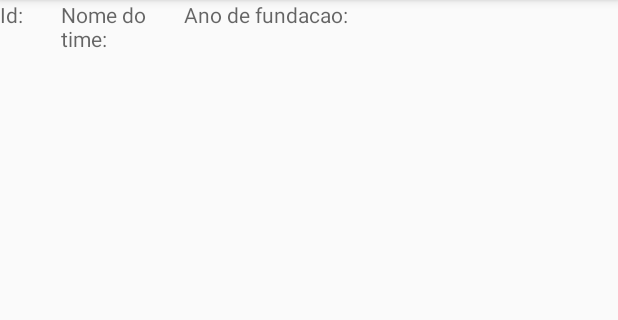
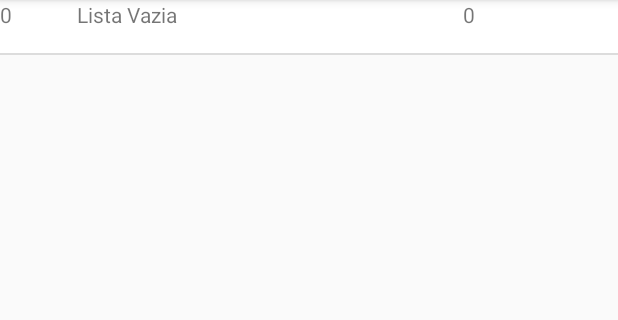
Before and after one commit to LeonardoCesca/soccer-app, an Android app: the ListaActivity screen opened directly, with no data from a screen before it, on a phone screen of 412 x 824 dp, the part 84-404 px from its top. Run offline under Robolectric (Android 15) with nearby library versions, the phone set to English and light mode, and no system bars.

Commit message:
FIX bugs

```diff
--- a/app/src/main/AndroidManifest.xml
+++ b/app/src/main/AndroidManifest.xml
@@ -9,7 +9,8 @@
         android:roundIcon="@mipmap/ic_launcher_round"
         android:supportsRtl="true"
         android:theme="@style/AppTheme">
-        <activity android:name=".ListaActivity"></activity>
+        <activity android:name=".times"></activity>
+        <activity android:name=".ListaActivity" />
         <activity android:name=".TeamActivity" />
         <activity android:name=".PlayerActivity" />
         <activity
--- a/app/src/main/java/com/example/soccerapp/Banco.java
+++ b/app/src/main/java/com/example/soccerapp/Banco.java
@@ -6,7 +6,7 @@ import android.database.sqlite.SQLiteOpenHelper;
 
 public class Banco extends SQLiteOpenHelper {
 
-    private static final int VERSAO = 1;
+    private static final int VERSAO = 2;
     private static final String NOME = "SoccerApp";
 
     public Banco(Context contexto){
@@ -17,6 +17,7 @@ public class Banco extends SQLiteOpenHelper {
     public void onCreate(SQLiteDatabase sqLiteDatabase) {
         sqLiteDatabase.execSQL( "CREATE TABLE IF NOT EXISTS jogadores ( " +
                 " id INTEGER NOT NULL PRIMARY KEY AUTOINCREMENT , "  +
+                " idTime INTEGER ," +
                 " nome TEXT ," +
                 " sobrenome TEXT ," +
                 " numero_camiseta TEXT );" );
@@ -30,6 +31,6 @@ public class Banco extends SQLiteOpenHelper {
 
     @Override
     public void onUpgrade(SQLiteDatabase sqLiteDatabase, int i, int i1) {
-
+        sqLiteDatabase.execSQL( "DROP TABLE jogadores");
     }
 }
--- a/app/src/main/java/com/example/soccerapp/ListaActivity.java
+++ b/app/src/main/java/com/example/soccerapp/ListaActivity.java
@@ -13,13 +13,12 @@ import java.util.List;
 
 public class ListaActivity extends AppCompatActivity {
 
-
     private ListView lvTimes;
 
     @Override
     protected void onCreate(Bundle savedInstanceState) {
         super.onCreate(savedInstanceState);
-        setContentView(R.layout.activity_lista);
+        setContentView(R.layout.activity_times);
 
         lvTimes = findViewById(R.id.lvTimes);
 
@@ -57,8 +56,6 @@ public class ListaActivity extends AppCompatActivity {
 private void carregarLista(){
         List<Time> listaTimes = TimeDAO.getTime(this);
 
-
-
         if (listaTimes.size()==0){
         lvTimes.setEnabled(false);
         Time fake = new Time();
@@ -71,5 +68,6 @@ public class ListaActivity extends AppCompatActivity {
         }
 
         AdapterTime adapterTime = new AdapterTime(this, listaTimes);
+        lvTimes.setAdapter(adapterTime);
         }
         }
--- a/app/src/main/java/com/example/soccerapp/MainActivity.java
+++ b/app/src/main/java/com/example/soccerapp/MainActivity.java
@@ -26,6 +26,8 @@ public class MainActivity extends AppCompatActivity {
         setContentView(R.layout.activity_main);
 
         criarJogadorBtn = (Button) findViewById(R.id.criarJogadorBtn);
+        mostrarTimeBtn = (Button) findViewById(R.id.mostrarTimeBtn);
+
 
         criarJogadorBtn.setOnClickListener(new View.OnClickListener() {
             @Override
--- a/app/src/main/java/com/example/soccerapp/TimeDAO.java
+++ b/app/src/main/java/com/example/soccerapp/TimeDAO.java
@@ -46,7 +46,7 @@ public class TimeDAO {
         Banco banco = new Banco(contexto);
         SQLiteDatabase db = banco.getReadableDatabase();
 
-        Cursor cursor = db.rawQuery("SELECT * FROM times ORDER BY nome",null);
+        Cursor cursor = db.rawQuery("SELECT * FROM times ORDER BY nomeTime",null);
         if ( cursor.getCount() > 0 ){
             cursor.moveToFirst();
             do{
--- a/app/src/main/res/layout/activity_lista.xml
+++ b/app/src/main/res/layout/activity_lista.xml
@@ -1,5 +1,5 @@
 <?xml version="1.0" encoding="utf-8"?>
-<androidx.constraintlayout.widget.ConstraintLayout xmlns:android="http://schemas.android.com/apk/res/android"
+<LinearLayout xmlns:android="http://schemas.android.com/apk/res/android"
     xmlns:app="http://schemas.android.com/apk/res-auto"
     xmlns:tools="http://schemas.android.com/tools"
     android:layout_width="match_parent"
@@ -8,10 +8,6 @@
     tools:context=".MainActivity"
     android:id="@+id/layoutTime"
     tools:showIn="@layout/activity_lista">
-
-    <LinearLayout
-        android:layout_width="match_parent"
-        android:layout_height="wrap_content">
 
 
 
@@ -25,17 +21,17 @@
     <TextView
         android:layout_width="0dp"
         android:layout_height="wrap_content"
-        android:layout_weight="2"
+        android:layout_weight="5"
         android:id="@+id/tvListaNomeTime"
         android:hint="Nome do time: "/>
 
     <TextView
         android:layout_width="0dp"
         android:layout_height="wrap_content"
-        android:layout_weight="7"
+        android:layout_weight="2"
         android:id="@+id/tvListaAnoFundacao"
         android:hint="Ano de fundacao: "/>
 
-    </LinearLayout>
 
-</androidx.constraintlayout.widget.ConstraintLayout>
+
+</LinearLayout>
--- /dev/null
+++ b/app/src/main/res/layout/activity_times.xml
@@ -0,0 +1,16 @@
+<?xml version="1.0" encoding="utf-8"?>
+<androidx.constraintlayout.widget.ConstraintLayout xmlns:android="http://schemas.android.com/apk/res/android"
+    xmlns:app="http://schemas.android.com/apk/res-auto"
+    xmlns:tools="http://schemas.android.com/tools"
+    android:layout_width="match_parent"
+    android:layout_height="match_parent"
+    tools:context=".times">
+
+    <ListView
+        android:layout_width="match_parent"
+        android:layout_height="match_parent"
+        android:id="@+id/lvTimes">
+
+    </ListView>
+
+</androidx.constraintlayout.widget.ConstraintLayout>
```
Also changed, not shown: app/src/main/java/com/example/soccerapp/Jogador.java (+9 -0 lines), app/src/main/java/com/example/soccerapp/times.java (added, +14 -0 lines), app/src/main/res/layout/activity_main.xml (+5 -5 lines). Lines whose indentation alone changed are shown as unchanged.
